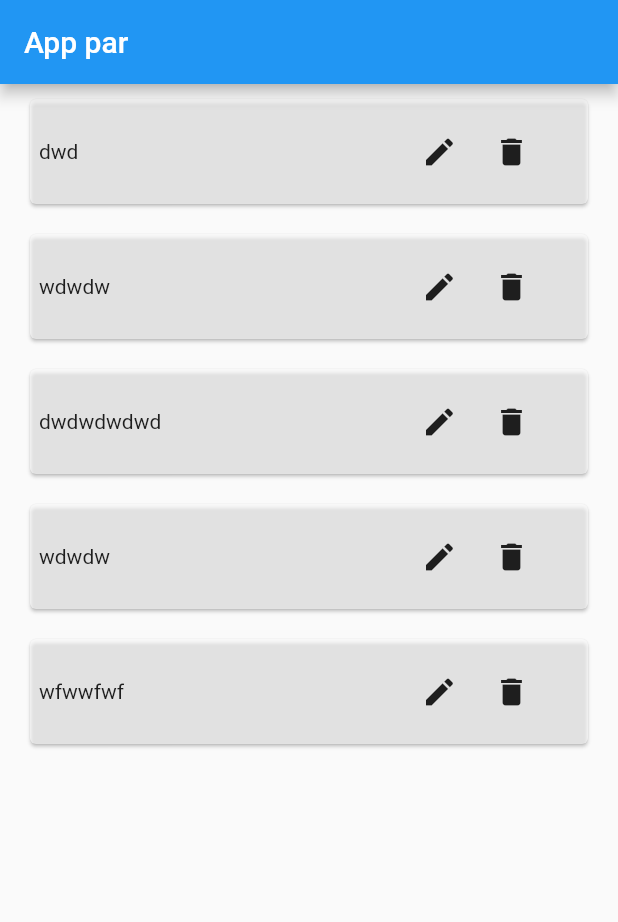
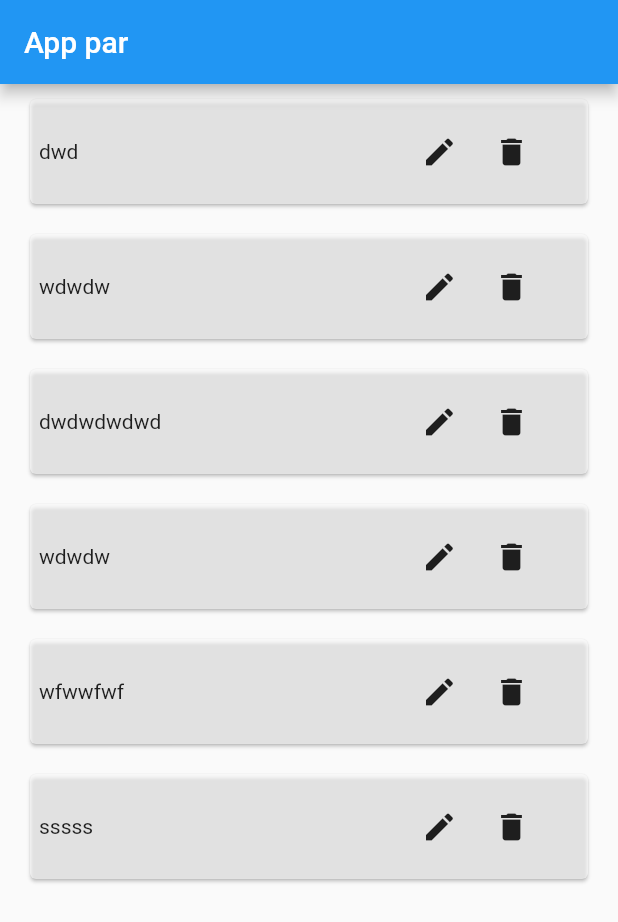
Before and after one commit to F600sa/flutter-todolist, a Flutter app: the screen it shows after launch, on a phone screen of 412 x 824 dp. Shown: the top 922 px of the screen. Run offline on Flutter 3.47's test engine with Material 2 defaults, Android fonts, the phone set to English and light mode, and no system bars; our stand-ins replace get.

Commit message:
update homepage

```diff
--- a/todolist/lib/V/Screen/home.dart
+++ b/todolist/lib/V/Screen/home.dart
@@ -5,7 +5,7 @@ import 'package:get/get.dart';
 
 class HomePage extends StatelessWidget {
   HomePage({super.key});
-  List tasks = ["dwd", "wdwdw", "dwdwdwdwd", "wdwdw", "wfwwfwf"];
+  List tasks = ["dwd", "wdwdw", "dwdwdwdwd", "wdwdw", "wfwwfwf", "sssss"];
   @override
   Widget build(BuildContext context) {
     return Scaffold(
```
